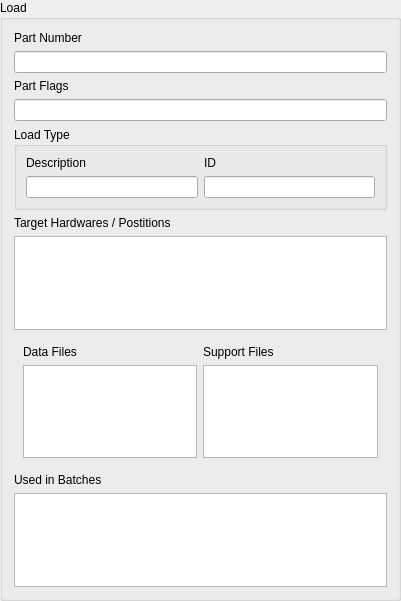
Above: lib/arinc665_qt/media/LoadWidget.ui from hirah2205/ARINC-665 before the change. Below: the same form after it.
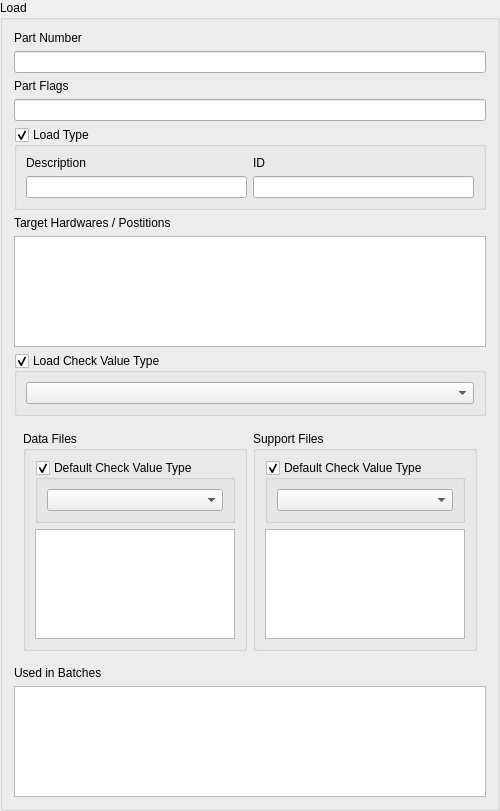
That is the form after the change.

Patch:
```diff
--- a/lib/arinc665_qt/media/LoadWidget.ui
+++ b/lib/arinc665_qt/media/LoadWidget.ui
@@ -7,8 +7,8 @@
    <rect>
     <x>0</x>
     <y>0</y>
-    <width>401</width>
-    <height>601</height>
+    <width>500</width>
+    <height>811</height>
    </rect>
   </property>
   <property name="title">
@@ -46,6 +46,9 @@
      <property name="title">
       <string>Load Type</string>
      </property>
+     <property name="checkable">
+      <bool>true</bool>
+     </property>
      <layout class="QGridLayout" name="gridLayout">
       <item row="0" column="0">
        <widget class="QLabel" name="lblLoadTypeDescription">
@@ -111,29 +114,88 @@
     </widget>
    </item>
    <item>
-    <widget class="QWidget" name="widget" native="true">
+    <widget class="QGroupBox" name="loadCheckValueTypeGroupBox">
+     <property name="title">
+      <string>Load Check Value Type</string>
+     </property>
+     <property name="checkable">
+      <bool>true</bool>
+     </property>
+     <layout class="QHBoxLayout" name="horizontalLayout_2">
+      <item>
+       <widget class="QComboBox" name="loadCheckValueType"/>
+      </item>
+     </layout>
+    </widget>
+   </item>
+   <item>
+    <widget class="QWidget" name="filesWidget" native="true">
      <layout class="QGridLayout" name="gridLayout_2">
       <item row="0" column="0">
-       <widget class="QLabel" name="lblDataFiles">
-        <property name="text">
+       <widget class="QGroupBox" name="dataFilesGroupBox">
+        <property name="title">
          <string>Data Files</string>
         </property>
-        <property name="buddy">
-         <cstring>dataFiles</cstring>
-        </property>
+        <layout class="QVBoxLayout" name="verticalLayout_2">
+         <item>
+          <widget class="QGroupBox" name="dataFilesCheckValueTypeGroupBox">
+           <property name="title">
+            <string>Default Check Value Type</string>
+           </property>
+           <property name="checkable">
+            <bool>true</bool>
+           </property>
+           <layout class="QHBoxLayout" name="horizontalLayout_3">
+            <item>
+             <widget class="QComboBox" name="dataFilesCheckValueType"/>
+            </item>
+           </layout>
+          </widget>
+         </item>
+         <item>
+          <widget class="QTableView" name="dataFiles">
+           <property name="alternatingRowColors">
+            <bool>true</bool>
+           </property>
+           <property name="selectionMode">
+            <enum>QAbstractItemView::NoSelection</enum>
+           </property>
+           <property name="selectionBehavior">
+            <enum>QAbstractItemView::SelectRows</enum>
+           </property>
+           <attribute name="horizontalHeaderStretchLastSection">
+            <bool>true</bool>
+           </attribute>
+           <attribute name="verticalHeaderVisible">
+            <bool>false</bool>
+           </attribute>
+          </widget>
+         </item>
+        </layout>
        </widget>
       </item>
       <item row="0" column="1">
-       <widget class="QLabel" name="lblSupportFiles">
-        <property name="text">
+       <widget class="QGroupBox" name="supportFilesGroupBox">
+        <property name="title">
          <string>Support Files</string>
         </property>
-        <property name="buddy">
-         <cstring>supportFiles</cstring>
-        </property>
-       </widget>
-      </item>
-      <item row="1" column="1">
+        <layout class="QVBoxLayout" name="verticalLayout_3">
+         <item>
+          <widget class="QGroupBox" name="supportFilesCheckValueTypeGroupBox">
+           <property name="title">
+            <string>Default Check Value Type</string>
+           </property>
+           <property name="checkable">
+            <bool>true</bool>
+           </property>
+           <layout class="QHBoxLayout" name="horizontalLayout_4">
+            <item>
+             <widget class="QComboBox" name="supportFilesCheckValueType"/>
+            </item>
+           </layout>
+          </widget>
+         </item>
+         <item>
        <widget class="QTableView" name="supportFiles">
         <property name="alternatingRowColors">
          <bool>true</bool>
@@ -152,23 +214,7 @@
         </attribute>
        </widget>
       </item>
-      <item row="1" column="0">
-       <widget class="QTableView" name="dataFiles">
-        <property name="alternatingRowColors">
-         <bool>true</bool>
-        </property>
-        <property name="selectionMode">
-         <enum>QAbstractItemView::NoSelection</enum>
-        </property>
-        <property name="selectionBehavior">
-         <enum>QAbstractItemView::SelectRows</enum>
-        </property>
-        <attribute name="horizontalHeaderStretchLastSection">
-         <bool>true</bool>
-        </attribute>
-        <attribute name="verticalHeaderVisible">
-         <bool>false</bool>
-        </attribute>
+        </layout>
        </widget>
       </item>
      </layout>
```
Left out of the diff: 20 changed lines with no effect on the pictures. Lines whose indentation alone changed are shown as unchanged.
